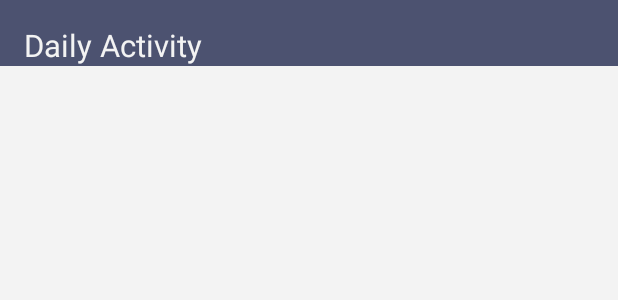
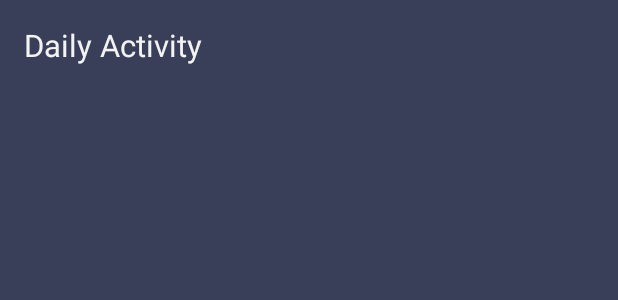
Before and after one commit to fritsonagung/Lat3UTS-AKB2-10116076-FritsonAgungJuliansAyomi, an Android app: the layout daily_activity_fragment.xml on its own in the app's theme, with its tools: preview values and no code run, on a phone screen of 412 x 824 dp. Shown: the top 300 px of the screen. Run offline under Robolectric (Android 15) with nearby library versions, the phone set to English and light mode, and no system bars.

Commit message:
Test Bottom Nav with Fragment

```diff
--- a/app/src/main/res/layout/activity_bottom_navigation.xml
+++ b/app/src/main/res/layout/activity_bottom_navigation.xml
@@ -12,7 +12,7 @@
     android:id="@+id/fragment_container"
     android:layout_width="match_parent"
     android:layout_height="match_parent"
-    android:layout_marginBottom="@dimen/_56sdp">
+    android:layout_marginBottom="@dimen/_51sdp">
 </FrameLayout>
 
 
--- a/app/src/main/res/layout/daily_activity_fragment.xml
+++ b/app/src/main/res/layout/daily_activity_fragment.xml
@@ -8,8 +8,8 @@
 
     <LinearLayout
         android:layout_width="match_parent"
-        android:layout_height="wrap_content"
-        android:background="@color/colorCornFlower"
+        android:layout_height="match_parent"
+        android:background="@color/colorDarkCornFlower"
         android:orientation="vertical">
 
         <TextView
--- a/app/src/main/res/layout/gallery_fragment.xml
+++ b/app/src/main/res/layout/gallery_fragment.xml
@@ -8,8 +8,8 @@
 
     <LinearLayout
         android:layout_width="match_parent"
-        android:layout_height="wrap_content"
-        android:background="@color/colorCornFlower"
+        android:layout_height="match_parent"
+        android:background="@color/colorDarkCornFlower"
         android:orientation="vertical">
 
         <TextView
--- a/app/src/main/res/layout/home_fragment.xml
+++ b/app/src/main/res/layout/home_fragment.xml
@@ -8,8 +8,8 @@
 
     <LinearLayout
         android:layout_width="match_parent"
-        android:layout_height="wrap_content"
-        android:background="@color/colorCornFlower"
+        android:layout_height="match_parent"
+        android:background="@color/colorDarkCornFlower"
         android:orientation="vertical">
 
         <TextView
--- a/app/src/main/res/layout/music_and_video_fragment.xml
+++ b/app/src/main/res/layout/music_and_video_fragment.xml
@@ -8,8 +8,8 @@
 
     <LinearLayout
         android:layout_width="match_parent"
-        android:layout_height="wrap_content"
-        android:background="@color/colorCornFlower"
+        android:layout_height="match_parent"
+        android:background="@color/colorDarkCornFlower"
         android:orientation="vertical">
 
         <TextView
--- a/app/src/main/res/layout/profile_fragment.xml
+++ b/app/src/main/res/layout/profile_fragment.xml
@@ -8,8 +8,8 @@
 
     <LinearLayout
         android:layout_width="match_parent"
-        android:layout_height="wrap_content"
-        android:background="@color/colorCornFlower"
+        android:layout_height="match_parent"
+        android:background="@color/colorDarkCornFlower"
         android:orientation="vertical">
 
         <TextView
@@ -20,9 +20,9 @@
             android:layout_marginLeft="@dimen/activity_horizontal_margin"
             android:layout_marginTop="@dimen/activity_vertical_margin"
             android:text="@string/title_profile"
+            android:textAlignment="center"
             android:textColor="@color/colorWhite"
             android:textSize="@dimen/_16sdp"
-            android:textAlignment="center"
             tools:ignore="SpUsage" />
 
     </LinearLayout>
--- a/app/src/main/res/layout/slider_layout.xml
+++ b/app/src/main/res/layout/slider_layout.xml
@@ -8,6 +8,9 @@
     android:orientation="vertical"
     android:layout_gravity="center">
 
+    <android.support.v4.widget.NestedScrollView
+        android:layout_width="match_parent"
+        android:layout_height="match_parent">
     <RelativeLayout
         android:layout_width="match_parent"
         android:layout_height="match_parent"
@@ -51,5 +54,6 @@
             android:textSize="@dimen/_13sdp"
             tools:ignore="SpUsage" />
     </RelativeLayout>
+    </android.support.v4.widget.NestedScrollView>
 
 </RelativeLayout>
--- a/app/src/main/res/values/colors.xml
+++ b/app/src/main/res/values/colors.xml
@@ -17,4 +17,5 @@
     <color name="colorHotPink">#F652A0</color>
     <color name="colorCornFlower">#4C5270</color>
     <color name="colorTransparentWhite">#cccccc</color>
+    <color name="colorDarkCornFlower">#3A3F59</color>
 </resources>
```
